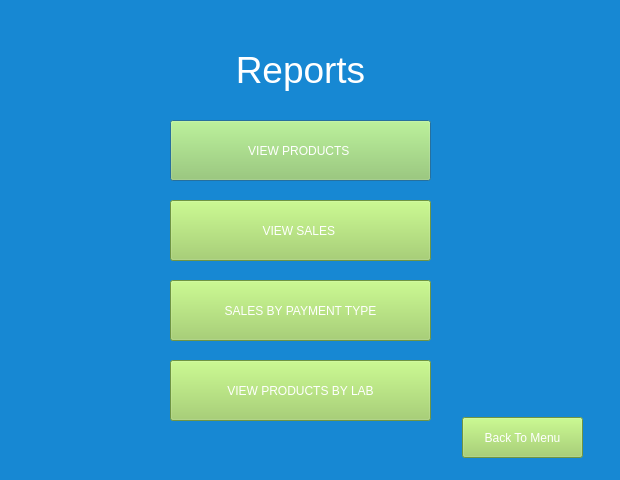
Above: report.ui from Detectov/PharmacyProject before the change. Below: the same form after it.
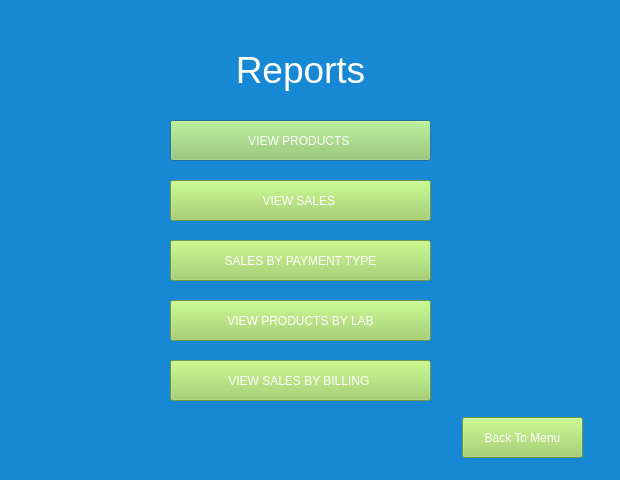
That is the form after the change.

```diff
--- a/report.ui
+++ b/report.ui
@@ -38,7 +38,7 @@
      <x>170</x>
      <y>120</y>
      <width>261</width>
-     <height>61</height>
+     <height>41</height>
     </rect>
    </property>
    <property name="styleSheet">
@@ -53,9 +53,9 @@
    <property name="geometry">
     <rect>
      <x>170</x>
-     <y>200</y>
+     <y>180</y>
      <width>261</width>
-     <height>61</height>
+     <height>41</height>
     </rect>
    </property>
    <property name="styleSheet">
@@ -70,9 +70,9 @@
    <property name="geometry">
     <rect>
      <x>170</x>
-     <y>280</y>
+     <y>240</y>
      <width>261</width>
-     <height>61</height>
+     <height>41</height>
     </rect>
    </property>
    <property name="styleSheet">
@@ -87,9 +87,9 @@
    <property name="geometry">
     <rect>
      <x>170</x>
-     <y>360</y>
+     <y>300</y>
      <width>261</width>
-     <height>61</height>
+     <height>41</height>
     </rect>
    </property>
    <property name="styleSheet">
@@ -120,6 +120,23 @@
     <string>Back To Menu</string>
    </property>
   </widget>
+  <widget class="QPushButton" name="billbutton">
+   <property name="geometry">
+    <rect>
+     <x>170</x>
+     <y>360</y>
+     <width>261</width>
+     <height>41</height>
+    </rect>
+   </property>
+   <property name="styleSheet">
+    <string notr="true">background-color: rgb(156, 208, 93);
+color: rgb(255, 255, 255);</string>
+   </property>
+   <property name="text">
+    <string>VIEW SALES BY BILLING </string>
+   </property>
+  </widget>
  </widget>
  <resources/>
  <connections/>
```
